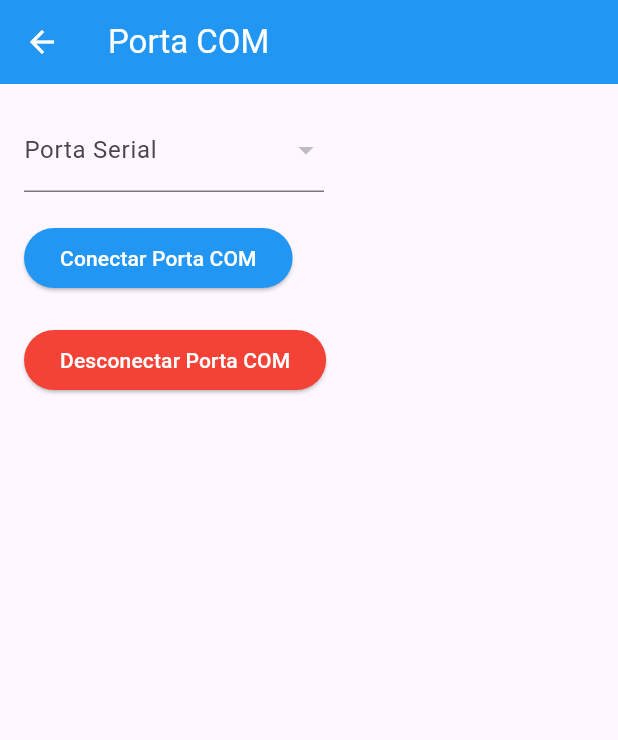
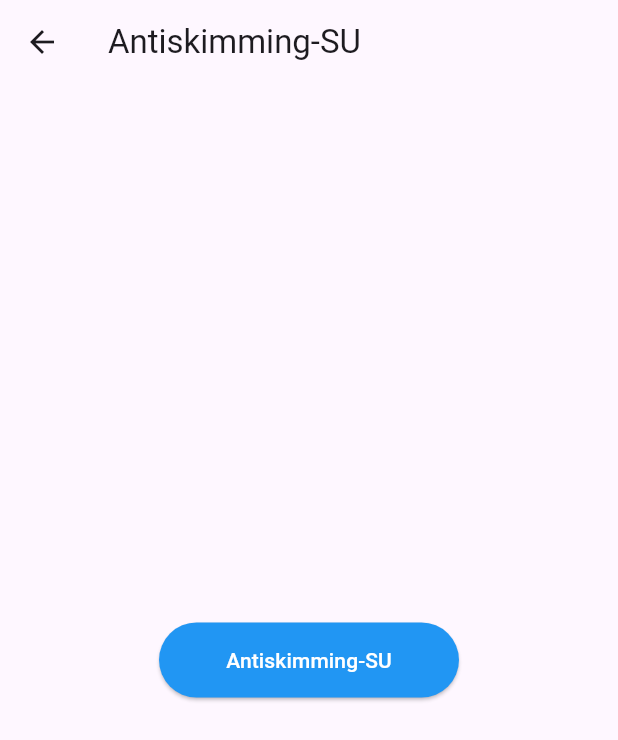
Before and after one commit to eduabdala/tool-flutter-app, a Flutter app: the screen it shows after launch, after a tap on "Antiskimming", on a phone screen of 412 x 824 dp. Shown: the top 740 px of the screen. Run offline on Flutter 3.47's test engine with Material 3 defaults, Android fonts, the phone set to English and light mode, and no system bars; missing offline and left inert: flutter_libserialport, process_run.

```diff
--- a/lib/components/antiskimming/buttons.dart
+++ b/lib/components/antiskimming/buttons.dart
@@ -1,9 +1,10 @@
 import 'package:flutter/material.dart';
-import 'package:perto_printer/screens/porta_com_antiskimming.dart';
+import 'package:perto_printer/screens/antiskimming_su.dart';
 
-class AntiskimmingSUButton extends StatelessWidget{
+//primeira tela
+
+class AntiskimmingSUButton extends StatelessWidget {
   const AntiskimmingSUButton({super.key,});
-
 
   @override
   Widget build(BuildContext context){
@@ -14,7 +15,7 @@ class AntiskimmingSUButton extends StatelessWidget{
                 onPressed: () {
                   Navigator.push(
                     context,
-                    MaterialPageRoute(builder: (context) => const PortaCom()),
+                    MaterialPageRoute(builder: (context) => const AntiskimmingSUTela()),
                   );
                 },
                 style: ElevatedButton.styleFrom(
@@ -26,9 +27,6 @@ class AntiskimmingSUButton extends StatelessWidget{
             );
   }
 }
-
-
-
 class AntiskimmingScreen extends StatelessWidget {
   const AntiskimmingScreen({super.key});
 
--- a/lib/screens/antiskimming_su.dart
+++ b/lib/screens/antiskimming_su.dart
@@ -1,12 +1,19 @@
 import 'package:flutter/material.dart';
 import 'porta_com_antiskimming.dart';
 
-class AntiskimmingSUButton extends StatelessWidget {
-  const AntiskimmingSUButton({super.key});
+//segunda tela para ir para porta COM
+
+class AntiskimmingSUTela extends StatelessWidget {
+  const AntiskimmingSUTela({super.key});
 
   @override
   Widget build(BuildContext context) {
-    return SizedBox(
+    return Scaffold(
+      appBar: AppBar(
+        title: const Text('Antiskimming-SU'),
+      ),
+      body: Center(
+        child: SizedBox(
           width: 200,
           height: 50,
           child: ElevatedButton(
@@ -22,6 +29,8 @@ class AntiskimmingSUButton extends StatelessWidget {
             ),
             child: const Text('Antiskimming-SU'),
           ),
+        ),
+      ),
     );
   }
 }
```
Lines whose indentation alone changed are shown as unchanged.
